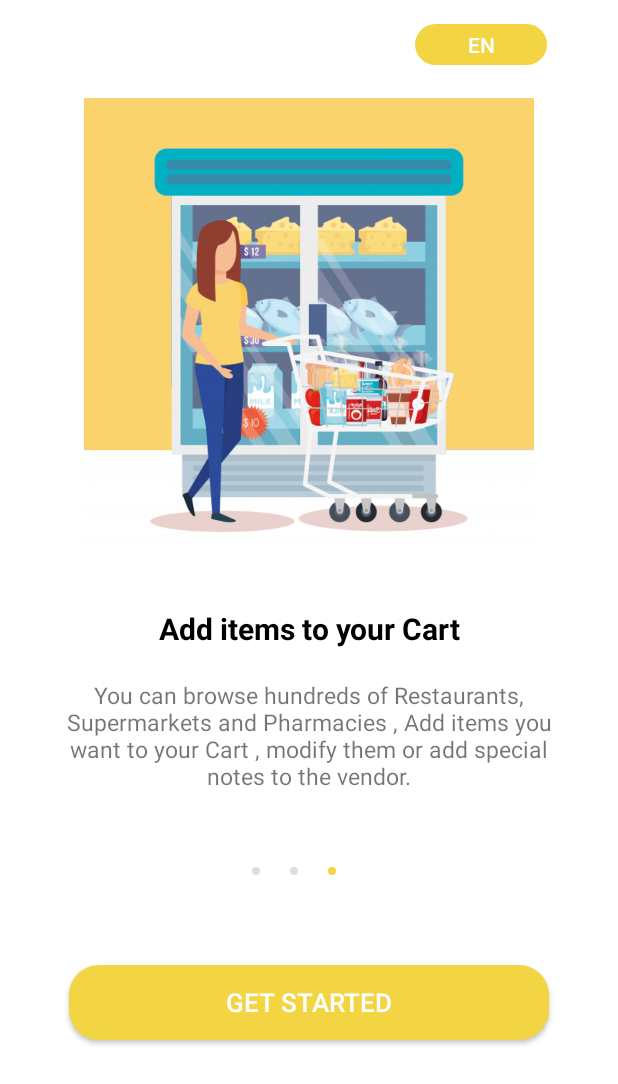
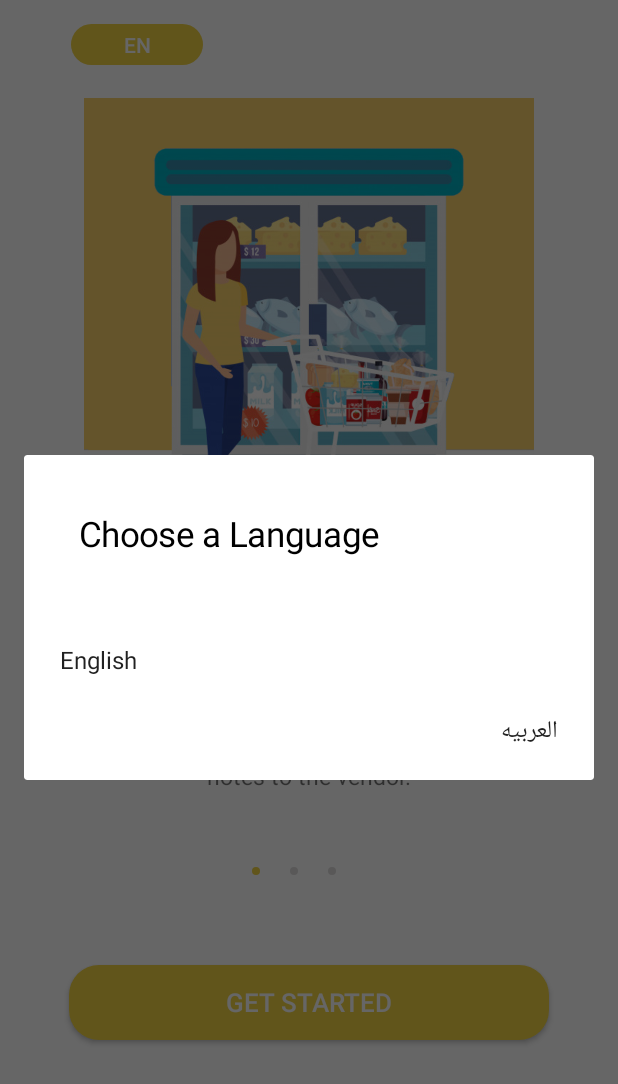
Before and after one commit to ahmed-alllam/Koshkie-Android-App, an Android app: the screen it shows after launch (TutorialActivity), after a tap on "EN", on a phone screen of 412 x 824 dp. Shown: the top 1084 px of the screen. Run offline under Robolectric (Android 15) with nearby library versions, the phone set to English and light mode, and no system bars; Roboto replaces fonts that are not available here.

Commit message:
Added language choosing dialog -- Bug fixes

```diff
--- a/app/src/main/java/com/koshkie/koshkieApp/PreferencesManager.java
+++ b/app/src/main/java/com/koshkie/koshkieApp/PreferencesManager.java
@@ -8,7 +8,6 @@ import android.app.Activity;
 import android.content.Context;
 import android.content.SharedPreferences;
 import android.content.res.Configuration;
-import android.content.res.Resources;
 
 import java.util.Locale;
 
@@ -41,7 +40,7 @@ public class PreferencesManager {
         editor.apply();
     }
 
-    public static String getDefaultLocale() {
-        return Resources.getSystem().getConfiguration().locale.getLanguage();
+    public static String getDefaultLocale(Activity context) {
+        return context.getBaseContext().getResources().getConfiguration().locale.getLanguage();
     }
 }
--- a/app/src/main/java/com/koshkie/koshkieApp/ui/Activities/TutorialActivity.java
+++ b/app/src/main/java/com/koshkie/koshkieApp/ui/Activities/TutorialActivity.java
@@ -10,6 +10,7 @@ import android.view.View;
 import android.view.ViewGroup;
 
 import androidx.annotation.NonNull;
+import androidx.fragment.app.DialogFragment;
 import androidx.viewpager2.widget.ViewPager2;
 
 import com.google.android.material.tabs.TabLayout;
@@ -17,6 +18,7 @@ import com.google.android.material.tabs.TabLayoutMediator;
 import com.koshkie.koshkieApp.PreferencesManager;
 import com.koshkie.koshkieApp.R;
 import com.koshkie.koshkieApp.ViewPagerAdapter;
+import com.koshkie.koshkieApp.ui.Fragments.LanguageDialog;
 import com.koshkie.koshkieApp.ui.Fragments.TutorialFragment1;
 import com.koshkie.koshkieApp.ui.Fragments.TutorialFragment2;
 import com.koshkie.koshkieApp.ui.Fragments.TutorialFragment3;
@@ -70,7 +72,18 @@ public class TutorialActivity extends BaseActivity {
     }
 
     public void show_popup(View view) {
-        PreferencesManager.changeLocale(this, "ar");
-        startActivity(new Intent(this, this.getClass()));
+//        PreferencesManager.changeLocale(this, "ar");
+//        startActivity(new Intent(this, TutorialActivity.class));
+//        finish();
+        DialogFragment dialog = new LanguageDialog();
+        dialog.show(getSupportFragmentManager(), "ChooseLanguageDialogFragment");
+    }
+
+    public void onLanguageSelected(String lang) {
+        if (!PreferencesManager.getDefaultLocale(this).equals(lang)) {
+            PreferencesManager.changeLocale(this, lang);
+            startActivity(new Intent(this, TutorialActivity.class));
+            finish();
+        }
     }
 }
--- /dev/null
+++ b/app/src/main/java/com/koshkie/koshkieApp/ui/Fragments/LanguageDialog.java
@@ -0,0 +1,51 @@
+/*
+ * Copyright (c) 2019. Code Written and tested by Ahmed Emad.
+ */
+
+package com.koshkie.koshkieApp.ui.Fragments;
+
+import android.app.AlertDialog;
+import android.app.Dialog;
+import android.content.DialogInterface;
+import android.graphics.Color;
+import android.os.Bundle;
+import android.view.Gravity;
+import android.widget.TextView;
+
+import androidx.annotation.NonNull;
+import androidx.fragment.app.DialogFragment;
+
+import com.koshkie.koshkieApp.R;
+import com.koshkie.koshkieApp.ui.Activities.TutorialActivity;
+
+public class LanguageDialog extends DialogFragment {
+
+    @NonNull
+    @Override
+    public Dialog onCreateDialog(Bundle savedInstanceState) {
+        AlertDialog.Builder builder = new AlertDialog.Builder(getActivity());
+
+        TextView myMsg = new TextView(getContext());
+        myMsg.setText(R.string.choose_language);
+        myMsg.setGravity(Gravity.CENTER_VERTICAL);
+        myMsg.setTextSize(23);
+        myMsg.setTextColor(Color.BLACK);
+        myMsg.setPadding(55, 55, 55, 55);
+
+        builder.setCustomTitle(myMsg)
+                .setItems(R.array.languages, new DialogInterface.OnClickListener() {
+                    public void onClick(DialogInterface dialog, int which) {
+                        switch (which) {
+                            case 0:
+                                // en
+                                ((TutorialActivity) getActivity()).onLanguageSelected("en");
+                                break;
+                            case 1:
+                                //ar
+                                ((TutorialActivity) getActivity()).onLanguageSelected("ar");
+                        }
+                    }
+                });
+        return builder.create();
+    }
+}
--- a/app/src/main/res/values/arrays.xml
+++ b/app/src/main/res/values/arrays.xml
@@ -13,4 +13,9 @@
         <item>reply</item>
         <item>reply_all</item>
     </string-array>
+
+    <string-array name="languages">
+        <item>English</item>
+        <item>"العربيه"</item>
+    </string-array>
 </resources>
--- a/app/src/main/res/values/strings.xml
+++ b/app/src/main/res/values/strings.xml
@@ -29,4 +29,5 @@
     <string name="tutorial3_title">Enjoy!</string>
     <string name="tutorial3_des">You can leave a review to us and collect coupons to use with your next order.</string>
     <string name="lang">en</string>
+    <string name="choose_language">Choose a Language</string>
 </resources>
```
Also changed, not shown: 1 other file.
